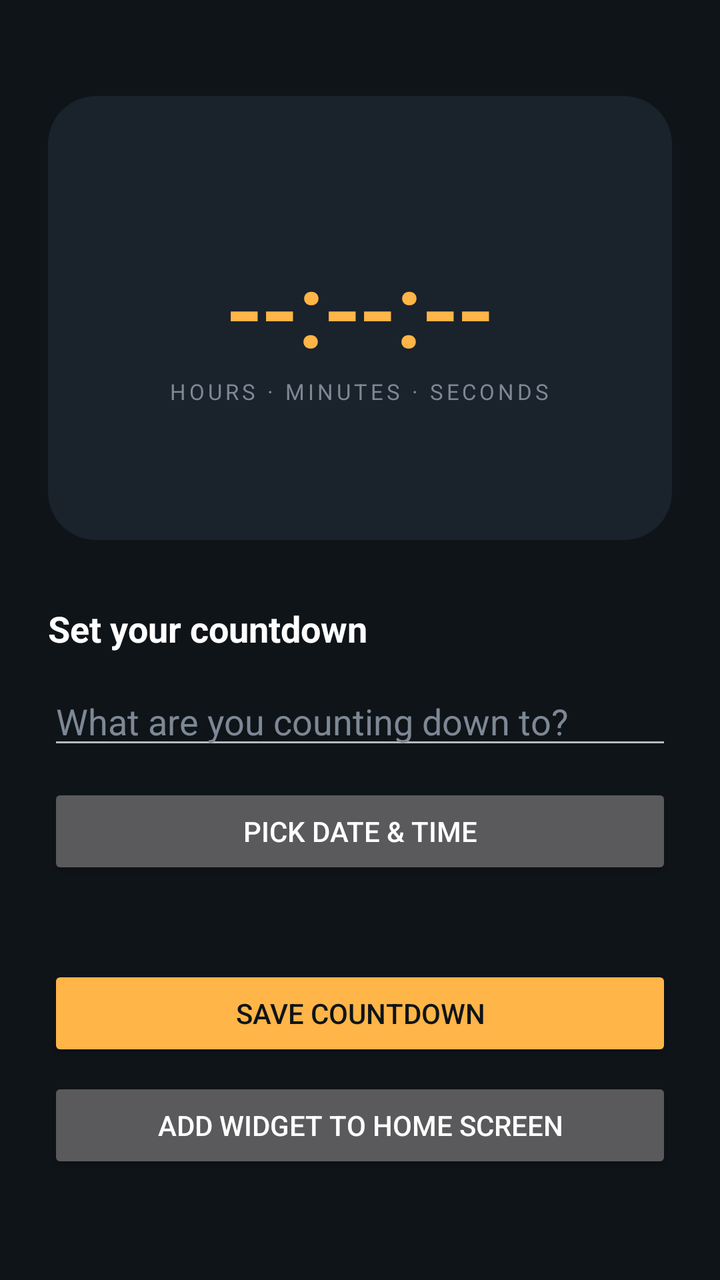
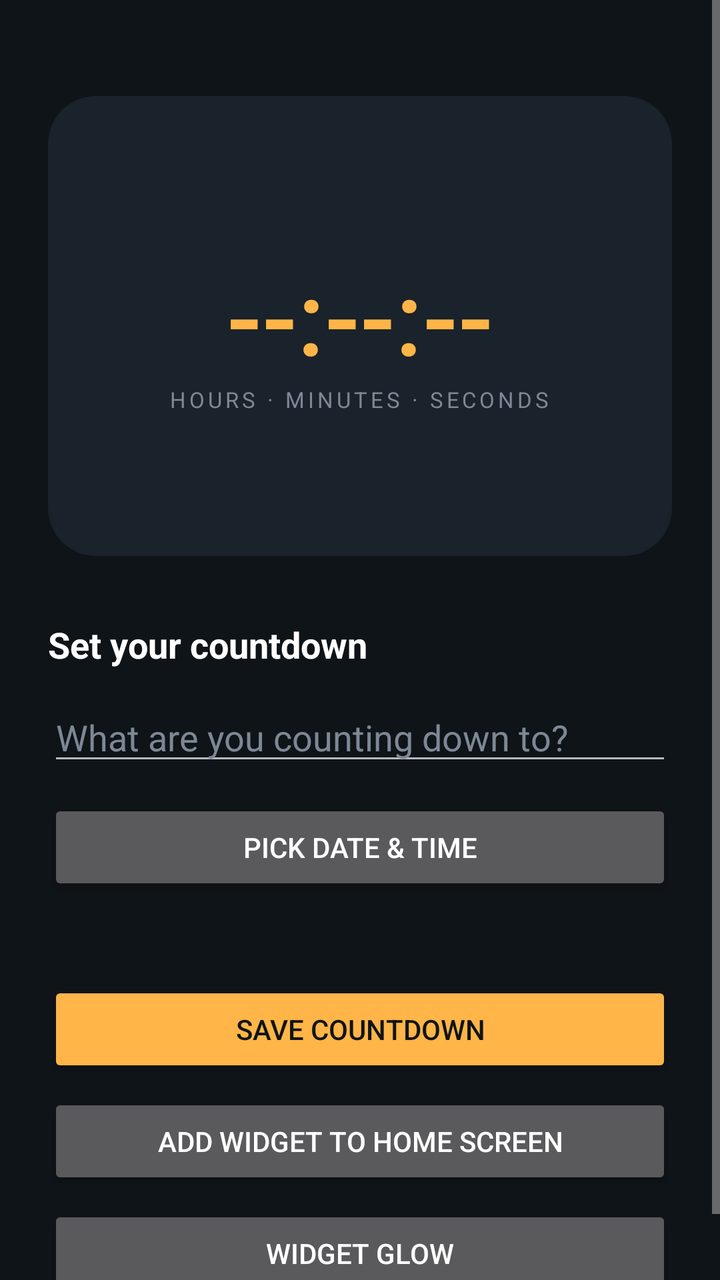

An Android layout rendered at two revisions. The XML below is the earlier revision; the diff shows what the commit changed to produce the second picture.
<!-- AndroidManifest.xml: application theme AppTheme -->
<!-- res/layout/activity_main.xml -->
<?xml version="1.0" encoding="utf-8"?>
<ScrollView xmlns:android="http://schemas.android.com/apk/res/android"
    android:layout_width="match_parent"
    android:layout_height="match_parent"
    android:background="@color/bg"
    android:fillViewport="true">

    <LinearLayout
        android:layout_width="match_parent"
        android:layout_height="wrap_content"
        android:orientation="vertical"
        android:padding="24dp">

        
        <LinearLayout
            android:layout_width="match_parent"
            android:layout_height="wrap_content"
            android:layout_marginTop="24dp"
            android:background="@drawable/card_bg"
            android:gravity="center_horizontal"
            android:orientation="vertical"
            android:paddingTop="32dp"
            android:paddingBottom="32dp"
            android:paddingStart="16dp"
            android:paddingEnd="16dp">

            <TextView
                android:id="@+id/title_text"
                android:layout_width="wrap_content"
                android:layout_height="wrap_content"
                android:ellipsize="end"
                android:maxLines="2"
                android:textAlignment="center"
                android:textColor="@color/text_secondary"
                android:textSize="20sp" />

            <TextView
                android:id="@+id/countdown_text"
                android:layout_width="wrap_content"
                android:layout_height="wrap_content"
                android:layout_marginTop="12dp"
                android:fontFamily="sans-serif-medium"
                android:fontFeatureSettings="tnum"
                android:maxLines="1"
                android:text="--:--:--"
                android:textColor="@color/accent"
                android:textSize="52sp" />

            <TextView
                android:layout_width="wrap_content"
                android:layout_height="wrap_content"
                android:letterSpacing="0.15"
                android:text="HOURS · MINUTES · SECONDS"
                android:textColor="@color/text_muted"
                android:textSize="11sp" />

            <TextView
                android:id="@+id/ends_text"
                android:layout_width="wrap_content"
                android:layout_height="wrap_content"
                android:layout_marginTop="16dp"
                android:textAlignment="center"
                android:textColor="@color/text_secondary"
                android:textSize="14sp" />
        </LinearLayout>

        
        <TextView
            android:layout_width="wrap_content"
            android:layout_height="wrap_content"
            android:layout_marginTop="32dp"
            android:text="Set your countdown"
            android:textColor="@color/text_primary"
            android:textSize="18sp"
            android:textStyle="bold" />

        <EditText
            android:id="@+id/name_input"
            android:layout_width="match_parent"
            android:layout_height="wrap_content"
            android:layout_marginTop="12dp"
            android:hint="What are you counting down to?"
            android:importantForAutofill="no"
            android:inputType="textCapSentences"
            android:maxLength="40"
            android:textColor="@color/text_primary"
            android:textColorHint="@color/text_muted" />

        <Button
            android:id="@+id/pick_button"
            android:layout_width="match_parent"
            android:layout_height="wrap_content"
            android:layout_marginTop="12dp"
            android:text="Pick date &amp; time" />

        <TextView
            android:id="@+id/selected_text"
            android:layout_width="match_parent"
            android:layout_height="wrap_content"
            android:layout_marginTop="8dp"
            android:textAlignment="center"
            android:textColor="@color/text_secondary"
            android:textSize="14sp" />

        <Button
            android:id="@+id/save_button"
            android:layout_width="match_parent"
            android:layout_height="wrap_content"
            android:layout_marginTop="16dp"
            android:backgroundTint="@color/accent"
            android:text="Save countdown"
            android:textColor="@color/bg" />

        <Button
            android:id="@+id/widget_button"
            android:layout_width="match_parent"
            android:layout_height="wrap_content"
            android:layout_marginTop="8dp"
            android:text="Add widget to home screen" />
    </LinearLayout>
</ScrollView>
<!-- resources referenced by this layout -->
<resources>
  <color name="accent">#FFB547</color>
  <color name="bg">#0F1419</color>
  <color name="text_muted">#7D8894</color>
  <color name="text_primary">#FFFFFF</color>
  <color name="text_secondary">#C9D1DA</color>
  <!-- drawable card_bg (drawable) -->
  <?xml version="1.0" encoding="utf-8"?>
  <shape xmlns:android="http://schemas.android.com/apk/res/android" android:shape="rectangle">
      <solid android:color="@color/card" />
      <corners android:radius="24dp" />
  </shape>
  <style name="AppTheme" parent="@android:style/Theme.Material.NoActionBar">
          <item name="android:colorAccent">@color/accent</item>
          <item name="android:colorPrimary">@color/bg</item>
          <item name="android:colorPrimaryDark">@color/bg</item>
          <item name="android:statusBarColor">@color/bg</item>
          <item name="android:navigationBarColor">@color/bg</item>
          <item name="android:windowBackground">@color/bg</item>
          <item name="android:windowOptOutEdgeToEdgeEnforcement">true</item>
      </style>
  <color name="card">#1A222C</color>
</resources>

<!-- the commit's change to res/layout/activity_main.xml (unified diff, before → after) -->
@@ -13,16 +13,17 @@
 
         
         <LinearLayout
+            android:id="@+id/card"
             android:layout_width="match_parent"
             android:layout_height="wrap_content"
             android:layout_marginTop="24dp"
             android:background="@drawable/card_bg"
             android:gravity="center_horizontal"
             android:orientation="vertical"
-            android:paddingTop="32dp"
-            android:paddingBottom="32dp"
-            android:paddingStart="16dp"
-            android:paddingEnd="16dp">
+            android:paddingTop="36dp"
+            android:paddingBottom="36dp"
+            android:paddingStart="20dp"
+            android:paddingEnd="20dp">
 
             <TextView
                 android:id="@+id/title_text"
@@ -117,5 +118,12 @@
             android:layout_height="wrap_content"
             android:layout_marginTop="8dp"
             android:text="Add widget to home screen" />
+
+        <Button
+            android:id="@+id/glow_button"
+            android:layout_width="match_parent"
+            android:layout_height="wrap_content"
+            android:layout_marginTop="8dp"
+            android:text="Widget glow" />
     </LinearLayout>
 </ScrollView>
